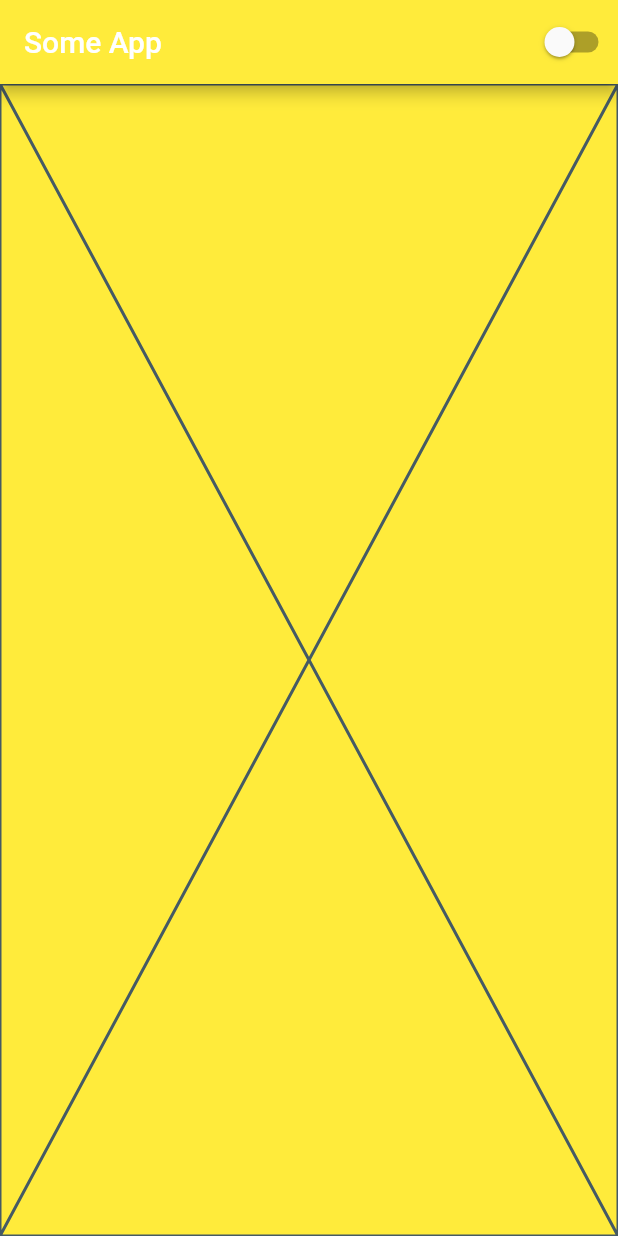
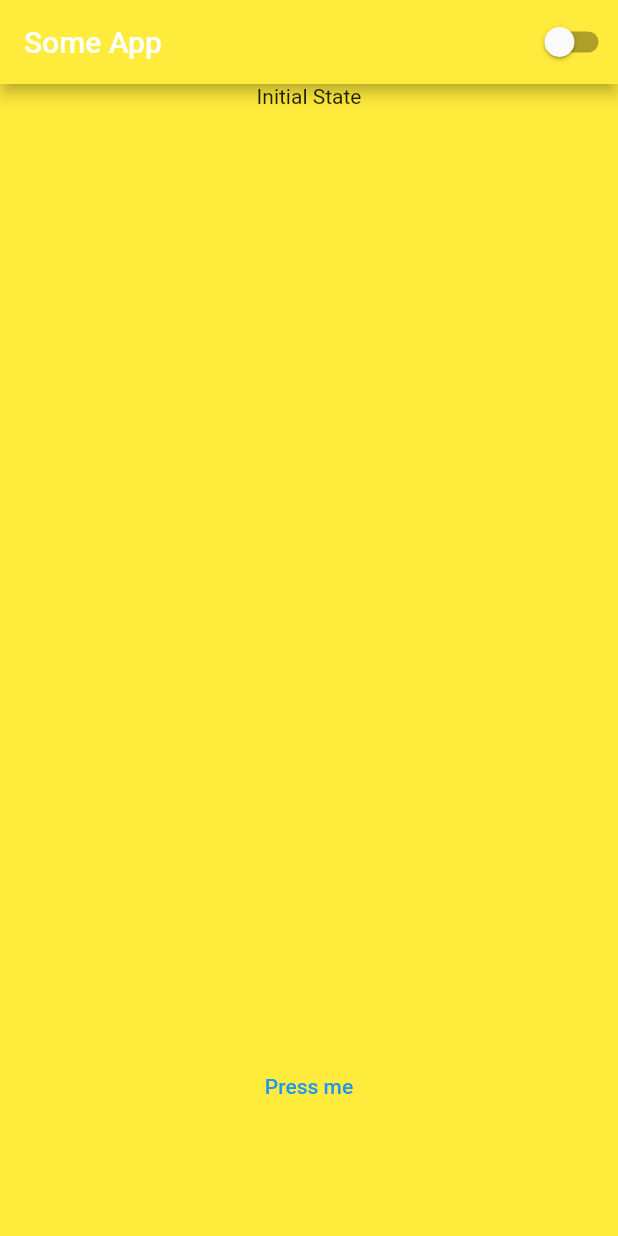
Before and after one commit to De4nWhit3/fourth_assignment, a Flutter app: the screen it shows after launch, on a phone screen of 412 x 824 dp. Run offline on Flutter 3.47's test engine with Material 2 defaults, Android fonts, the phone set to English and light mode, and no system bars; our stand-ins replace flutter_bloc.

Commit message:
added Bloc

```diff
--- a/lib/2_application/pages/advice/advice_page.dart
+++ b/lib/2_application/pages/advice/advice_page.dart
@@ -1,4 +1,6 @@
 import 'package:flutter/material.dart';
+import 'package:flutter_bloc/flutter_bloc.dart';
+import 'package:fourth_assignment/2_application/pages/advice/bloc/advicer_bloc.dart';
 
 class AdvicePageWrapperProvider extends StatelessWidget {
   const AdvicePageWrapperProvider({super.key});
@@ -6,7 +8,10 @@ class AdvicePageWrapperProvider extends StatelessWidget {
   @override
   Widget build(BuildContext context) {
     // provide the bloc to advice page
-    return const Placeholder();
+    return BlocProvider<AdvicerBloc>(
+      create: (context) => AdvicerBloc(),
+      child: const AdvicePage(),
+    );
   }
 }
 
@@ -15,6 +20,37 @@ class AdvicePage extends StatelessWidget {
 
   @override
   Widget build(BuildContext context) {
-    return const Placeholder();
+    return Column(
+      children: [
+        Expanded(
+          child: BlocBuilder<AdvicerBloc, AdvicerState>(
+            builder: (context, state) {
+              if (state is AdvicerInitial) {
+                return const Text('Initial State');
+              } else if (state is AdvicerStateLoading) {
+                return const Text('Loading State...');
+              } else if (state is AdvicerStateLoaded) {
+                return Text(state.advice);
+              } else if (state is AdvicerStateError) {
+                return Text(state.errorMsg);
+              } else {
+                return const Placeholder();
+              }
+            },
+          ),
+        ),
+        SizedBox(
+          height: 200,
+          child: Center(
+            child: TextButton(
+                onPressed: () {
+                  BlocProvider.of<AdvicerBloc>(context)
+                      .add(AdviceRequestedEvent());
+                },
+                child: const Text('Press me')),
+          ),
+        ),
+      ],
+    );
   }
 }
--- a/lib/2_application/pages/advice/bloc/advicer_bloc.dart
+++ b/lib/2_application/pages/advice/bloc/advicer_bloc.dart
@@ -1,13 +1,18 @@
-import 'package:bloc/bloc.dart';
-import 'package:meta/meta.dart';
+import 'package:flutter/material.dart';
+import 'package:flutter_bloc/flutter_bloc.dart';
 
 part 'advicer_event.dart';
 part 'advicer_state.dart';
 
 class AdvicerBloc extends Bloc<AdvicerEvent, AdvicerState> {
   AdvicerBloc() : super(AdvicerInitial()) {
-    on<AdvicerEvent>((event, emit) {
-      // TODO: implement event handler
+    on<AdviceRequestedEvent>((event, emit) async {
+      emit(AdvicerStateLoading());
+      debugPrint("Loading state emitted");
+      await Future.delayed(const Duration(seconds: 3));
+      emit(AdvicerStateLoaded(advice: 'Some dummy advice'));
+      debugPrint('Loaded fake advice');
+      // emit(AdvicerStateError(errorMsg: 'Some dummy error message'));
     });
   }
 }
--- a/lib/2_application/pages/advice/bloc/advicer_event.dart
+++ b/lib/2_application/pages/advice/bloc/advicer_event.dart
@@ -2,3 +2,5 @@ part of 'advicer_bloc.dart';
 
 @immutable
 abstract class AdvicerEvent {}
+
+class AdviceRequestedEvent extends AdvicerEvent {}
--- a/lib/2_application/pages/advice/bloc/advicer_state.dart
+++ b/lib/2_application/pages/advice/bloc/advicer_state.dart
@@ -4,3 +4,17 @@ part of 'advicer_bloc.dart';
 abstract class AdvicerState {}
 
 class AdvicerInitial extends AdvicerState {}
+
+class AdvicerStateLoading extends AdvicerState {}
+
+class AdvicerStateLoaded extends AdvicerState {
+  final String advice;
+
+  AdvicerStateLoaded({required this.advice});
+}
+
+class AdvicerStateError extends AdvicerState {
+  final String errorMsg;
+
+  AdvicerStateError({required this.errorMsg});
+}
--- a/lib/main.dart
+++ b/lib/main.dart
@@ -37,7 +37,7 @@ class MyApp extends StatelessWidget {
                 ),
               ],
             ),
-            body: const AdvicePage(),
+            body: const AdvicePageWrapperProvider(),
           ),
         );
       },
```
